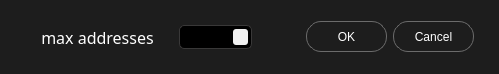
This is multibench/widgets/inputdialog.ui in IlyaZh/Maiman-MCBS as Qt 5 draws it before an edit. The edited form follows.
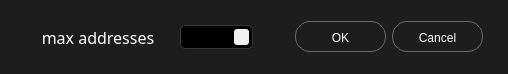
This is the edited form. Icons and pictures are not drawn.

Patch:
```diff
--- a/multibench/widgets/inputdialog.ui
+++ b/multibench/widgets/inputdialog.ui
@@ -9,19 +9,19 @@
    <rect>
     <x>0</x>
     <y>0</y>
-    <width>499</width>
+    <width>508</width>
     <height>74</height>
    </rect>
   </property>
   <property name="sizePolicy">
-   <sizepolicy hsizetype="Preferred" vsizetype="Fixed">
+   <sizepolicy hsizetype="Minimum" vsizetype="Fixed">
     <horstretch>0</horstretch>
     <verstretch>0</verstretch>
    </sizepolicy>
   </property>
   <property name="minimumSize">
    <size>
-    <width>427</width>
+    <width>0</width>
     <height>74</height>
    </size>
   </property>
@@ -206,7 +206,7 @@
      </property>
      <property name="sizeHint" stdset="0">
       <size>
-       <width>40</width>
+       <width>20</width>
        <height>20</height>
       </size>
      </property>
@@ -222,13 +222,13 @@
      </property>
      <property name="minimumSize">
       <size>
-       <width>168</width>
+       <width>196</width>
        <height>31</height>
       </size>
      </property>
      <property name="maximumSize">
       <size>
-       <width>168</width>
+       <width>196</width>
        <height>31</height>
       </size>
      </property>
@@ -246,7 +246,8 @@
     border-radius: 15px;
     width: 89px;
     height: 29px;
-    font: 12px &quot;Poppins&quot;;
+    font: 14px &quot;Poppins&quot;;
+padding-top: 2px;
 }
 
 QPushButton:hover {
```
